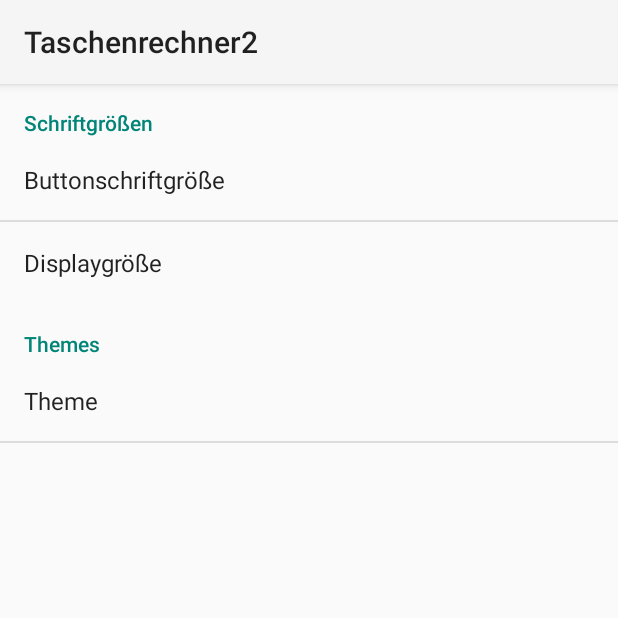
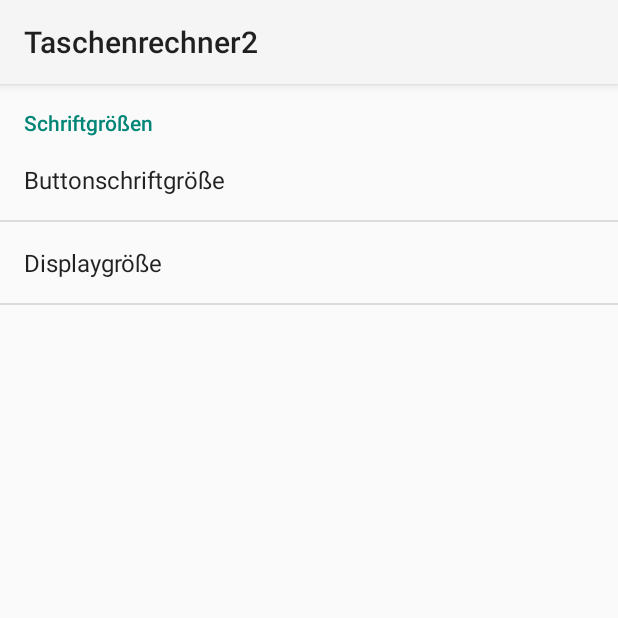
Before and after one commit to sebi90/Taschenrechner2, an Android app: the screen it shows after launch (FragmentActivity), in the options menu, after a tap on "Settings", on a phone screen of 412 x 824 dp, the top half of it. Run offline under Robolectric (Android 15) with nearby library versions, the phone set to English and light mode, and no system bars.

Commit message:
some changes

```diff
--- a/app/src/main/res/values/strings.xml
+++ b/app/src/main/res/values/strings.xml
@@ -47,14 +47,4 @@
         <item>3</item>
     </string-array>
 
-    <string-array name="listThemesOptions" >
-        <item>Theme1</item>
-        <item>Theme2</item>
-    </string-array>
-
-    <string-array name="listThemesValues" >
-        <item>1</item>
-        <item>2</item>
-    </string-array>
-
 </resources>
--- a/app/src/main/res/xml/preferences.xml
+++ b/app/src/main/res/xml/preferences.xml
@@ -15,14 +15,4 @@
             android:title="Displaygröße"
             />
     </PreferenceCategory>
-    <PreferenceCategory
-        android:title="Themes">
-        <ListPreference
-            android:entries="@array/listThemesOptions"
-            android:entryValues="@array/listThemesValues"
-            android:key="pref_key_theme"
-            android:title="Theme"/>
-
-
-    </PreferenceCategory>
 </PreferenceScreen>
```
Also changed, not shown: app/src/main/java/de/dma/taschenrechner2/MainActivity.java (+0 -20 lines).
